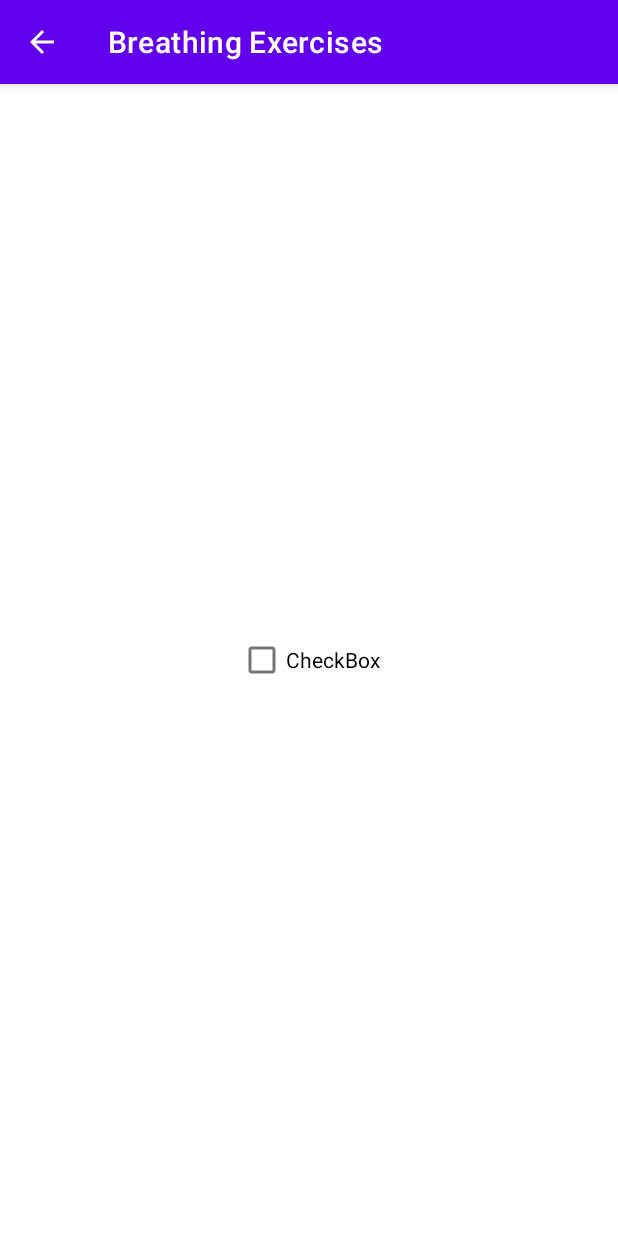
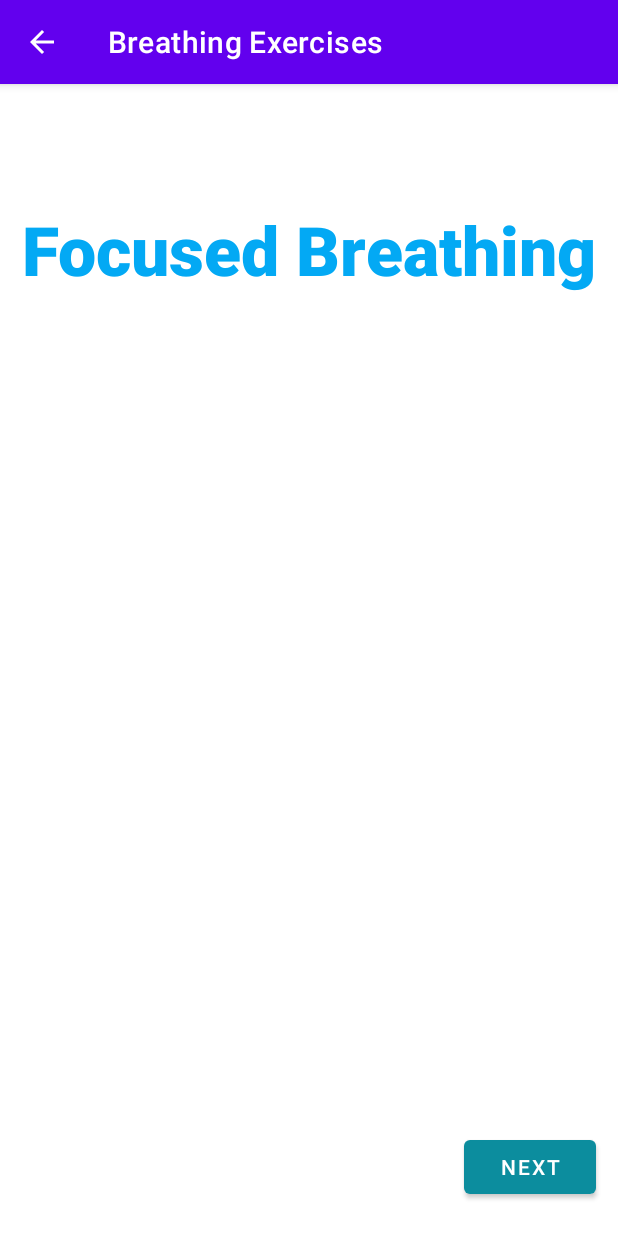
Before and after one commit to benagnes/MentalHealthTracker, an Android app: the screen it shows after launch (BreathingExercises), after a tap on "BREATHING EXERCISES", on a phone screen of 412 x 824 dp. Run offline under Robolectric (Android 15) with nearby library versions, the phone set to English and light mode, and no system bars.

Commit message:
Implemented breathing exercises and relased media player in exercises and yoga

```diff
--- a/app/src/main/AndroidManifest.xml
+++ b/app/src/main/AndroidManifest.xml
@@ -40,9 +40,6 @@
         <activity
             android:name=".ConnectCounsellors"
             android:parentActivityName=".MoreResources" />
-<!--        <activity-->
-<!--            android:name="com.example.mentalhealthtracker.favourites.EditFavourites"-->
-<!--            android:parentActivityName=".MainActivity" />-->
         <activity
             android:name="com.example.mentalhealthtracker.MainActivity"
             android:label="@string/app_name"
--- a/app/src/main/java/com/example/mentalhealthtracker/BreathingExercises.java
+++ b/app/src/main/java/com/example/mentalhealthtracker/BreathingExercises.java
@@ -1,6 +1,11 @@
+
 package com.example.mentalhealthtracker;
 
 import android.os.Bundle;
+import android.view.View;
+import android.widget.Button;
+import android.widget.ImageView;
+import android.widget.TextView;
 
 import androidx.appcompat.app.ActionBar;
 import androidx.appcompat.app.AppCompatActivity;
@@ -9,11 +14,50 @@ public class BreathingExercises extends AppCompatActivity {
     // attributes
     private static final String appBarTitle = "Breathing Exercises";
 
+    TextView breathingStateTextView;
+    ImageView breathingImages;
+    TextView breathingInfoTextView;
+    Button nextButton;
+
+    static int counter = 0;
+    int[] imageIds = {R.mipmap.breathingpose2, R.mipmap.sunset, R.mipmap.storm3, R.mipmap.sunset,
+            R.mipmap.storm3, R.mipmap.tensemuscle3, R.mipmap.musclerelax3, R.mipmap.sunset,
+            R.mipmap.storm3, R.mipmap.peace3};
+    int numSteps = imageIds.length;
+    String[] stepsIds = {"Breath Focus", "Breathe in...", "Breathe out...", "Breathe in...", "Breathe out...",
+            "Breathe in...", "Breathe out...", "Breathe in...", "Breathe out...", "Relaxed?"};
+    String[] instructionIds = {"Get into a comfortable position", "Imagine the air is filled with a sense of peace and calm",
+            "Imagine the air leaves with your stress and tension", "Notice your abdomen expanding with deep inhalations",
+            "Bring awareness to your breath", "Tense your muscles", "Relax your muscles, letting go of all tension",
+            "Imagine peace and tranquility", "Let go of stress and anxiety",
+            "Hope you feel relaxed and rejuvenated"};
+
+
     // methods
     @Override
     protected void onCreate(Bundle savedInstanceState) {
         super.onCreate(savedInstanceState);
         setContentView(R.layout.activity_breathing_exercises);
+
+        breathingStateTextView = findViewById(R.id.breatheStateTextView);
+        breathingImages = (ImageView) findViewById(R.id.breathingImageView);
+        breathingInfoTextView = findViewById(R.id.breathingInstructionTextView);
+        nextButton = findViewById(R.id.nextButton);
+
+
+        nextButton.setText(R.string.next);
+        nextButton.setOnClickListener(v -> {
+
+            breathingImages.setImageResource(imageIds[counter]);
+            breathingStateTextView.setText(stepsIds[counter]);
+            breathingInfoTextView.setText(instructionIds[counter]);
+            counter++;
+
+            if (counter == numSteps) {
+                nextButton.setVisibility(View.INVISIBLE);
+                counter = 0;
+            }
+        });
 
         ActionBar mainActionBar = getSupportActionBar();
 
@@ -22,4 +66,162 @@ public class BreathingExercises extends AppCompatActivity {
             mainActionBar.setDisplayHomeAsUpEnabled(true);
         }
     }
+
+    @Override
+    protected void onStop() {
+        // When we stop this activity, reset the counter
+        counter = 0;
+        super.onStop();
+    }
+
+
 }
+
+
+
+
+
+
+
+
+
+
+
+
+
+
+
+
+
+//______________________________________________________________________________________
+//package com.example.mentalhealthtracker;
+//
+//        import android.media.MediaPlayer;
+//        import android.os.Bundle;
+//        import android.os.CountDownTimer;
+//        import android.view.View;
+//        import android.widget.Button;
+//        import android.widget.ImageView;
+//        import android.widget.TextView;
+//
+//        import androidx.appcompat.app.ActionBar;
+//        import androidx.appcompat.app.AppCompatActivity;
+//
+//        import java.util.Locale;
+//
+//public class BreathingExercises extends AppCompatActivity {
+//    // attributes
+//    private static final String appBarTitle = "Breathing Exercises";
+//
+////    TextView breathingTextView;
+////    TextView breatheInOutTextView;
+////    TextView timerTextView;
+////    Boolean counterIsActive = false;
+////    Button goButton;
+////    CountDownTimer countDownTimer;
+////    ImageView image;
+////
+////    static int counter = 0;
+////    int[] imageIds = {R.mipmap.bigtoepose, R.mipmap.childpose1, R.mipmap.childpose1};
+////    int numPoses = imageIds.length;
+////    String[] poseNames = {"Big Toe Pose", "Child's Pose", "Child's Pose"};
+////
+////    // methods
+////    public void resetTimer() {
+////        timerTextView.setText(R.string.yogaInitialTimer);
+////        goButton.setText(R.string.yogaBeginText);
+////        counterIsActive = false;
+////
+////        counter++;
+////
+////        if (counter < numPoses) {
+////            countDownTimer.start();
+////        }
+////        else {
+////            countDownTimer.cancel();
+////            breatheInOutTextView.setText(R.string.yogaCompletionMessage);
+////            image.setVisibility(View.INVISIBLE);
+////            timerTextView.setVisibility(View.INVISIBLE);
+////
+////            // Reset the counter when we're at the end
+////            counter = 0;
+////        }
+////    }
+////
+////
+////    public void buttonClicked(View view) {
+////        counterIsActive = true;
+////        goButton.setVisibility(View.INVISIBLE);
+////
+////        image.setImageResource(imageIds[counter]);
+////        breatheInOutTextView.setText(poseNames[counter]);
+////
+////        counter = 1;
+////
+////        countDownTimer = new CountDownTimer(45000, 1000) {
+////
+////            @Override
+////            public void onTick(long l) {
+////                updateTimer((int) l / 1000);
+////            }
+////
+////            @Override
+////            public void onFinish() {
+////                MediaPlayer mediaPlayer = MediaPlayer.create(getApplicationContext(), R.raw.beep);
+////                mediaPlayer.start();
+////                image.setImageResource(imageIds[counter]);
+////                breatheInOutTextView.setText(poseNames[counter]);
+////                resetTimer();
+////            }
+////        }.start();
+////    }
+////
+////
+////    public void updateTimer(int secondsLeft) {
+////        int minutes = secondsLeft / 60;
+////        int seconds = secondsLeft - (minutes * 60);
+////
+////        String secondString = Integer.toString(seconds);
+////
+////        if (seconds <= 9) {
+////            secondString = "0" + secondString;
+////        }
+////
+////        timerTextView.setText(String.format(Locale.getDefault(), "%d:%s", minutes,
+////                secondString));
+////    }
+////
+//
+//    // methods
+//    @Override
+//    protected void onCreate(Bundle savedInstanceState) {
+//        super.onCreate(savedInstanceState);
+//        setContentView(R.layout.activity_breathing_exercises);
+//
+////        breathingTextView = findViewById(R.id.breathingTextView);
+////        breathingTextView.setText(R.string.yogaPageTitle);
+////        breatheInOutTextView = findViewById(R.id.breatheInOutTextView);
+////        timerTextView = findViewById(R.id.countdownTextView);
+////        goButton = findViewById(R.id.startButton);
+////        image = (ImageView) findViewById(R.id.yogaImageView);
+//
+//        ActionBar mainActionBar = getSupportActionBar();
+//
+//        if (mainActionBar != null) {
+//            mainActionBar.setTitle(appBarTitle);
+//            mainActionBar.setDisplayHomeAsUpEnabled(true);
+//        }
+//    }
+//
+//
+////    @Override
+////    protected void onStop() {
+////        // When we stop this activity, cancel the timer, and reset the counter
+////        if (countDownTimer != null)
+////            countDownTimer.cancel();
+////        counter = 0;
+////
+////        super.onStop();
+////    }
+//
+//}
--- a/app/src/main/java/com/example/mentalhealthtracker/Exercises.java
+++ b/app/src/main/java/com/example/mentalhealthtracker/Exercises.java
@@ -31,6 +31,7 @@ public class Exercises extends AppCompatActivity {
     CountDownTimer initialCountDownTimer;
     TextView getReadyTextView;
     FloatingActionButton mSkipNextButton;
+    MediaPlayer mediaPlayer1;
 
     static int initialCounter = 3;
 
@@ -68,6 +69,9 @@ public class Exercises extends AppCompatActivity {
 
             // Reset the counter when we're at the end
             exerciseCounter = 0;
+
+            mediaPlayer1.reset();
+            mediaPlayer1.release();
         }
     }
 
@@ -118,7 +122,7 @@ public class Exercises extends AppCompatActivity {
             @Override
             public void onFinish() {
                 //initialCountdownTimerTextView.setText("Finished");
-                MediaPlayer mediaPlayer1 = MediaPlayer.create(getApplicationContext(), R.raw.beep);
+                mediaPlayer1 = MediaPlayer.create(getApplicationContext(), R.raw.beep);
                 mediaPlayer1.start();
                 getReadyTextView.setVisibility(View.INVISIBLE);
                 initialCountdownTimerTextView.setVisibility(View.INVISIBLE);
@@ -187,6 +191,9 @@ public class Exercises extends AppCompatActivity {
             countDownExerciseTimer.cancel();
         exerciseCounter = 0;
 
+        mediaPlayer1.reset();
+        mediaPlayer1.release();
+
         super.onStop();
     }
 }
--- a/app/src/main/java/com/example/mentalhealthtracker/Yoga.java
+++ b/app/src/main/java/com/example/mentalhealthtracker/Yoga.java
@@ -29,6 +29,8 @@ public class Yoga extends AppCompatActivity {
     CountDownTimer initialCountDownTimer;
     TextView getReadyTextView;
     FloatingActionButton mSkipNextButton;
+    //Button restartButton;
+    MediaPlayer mediaPlayer1;
 
     static int initialCounter = 3;
 
@@ -62,6 +64,10 @@ public class Yoga extends AppCompatActivity {
 
             // Reset the counter when we're at the end
             counter = 0;
+
+            mediaPlayer1.release();
+
+            //restartButton.setVisibility(View.VISIBLE);
         }
     }
 
@@ -71,9 +77,12 @@ public class Yoga extends AppCompatActivity {
 
         counterIsActive = true;
         goButton.setVisibility(View.INVISIBLE);
+        //restartButton.setVisibility(View.INVISIBLE);
 
         image.setImageResource(imageIds[counter]);
         poseNameTextView.setText(poseNames[counter]);
+
+        //image.setVisibility(View.VISIBLE);
 
         counter = 1;
 
@@ -111,7 +120,8 @@ public class Yoga extends AppCompatActivity {
             @Override
             public void onFinish() {
                 //initialCountdownTimerTextView.setText("Finished");
-                MediaPlayer mediaPlayer1 = MediaPlayer.create(getApplicationContext(), R.raw.beep);
+                mediaPlayer1 = MediaPlayer.create(getApplicationContext(), R.raw.beep);
+                //MediaPlayer mediaPlayer1 = MediaPlayer.create(getApplicationContext(), R.raw.beep);
                 mediaPlayer1.start();
                 getReadyTextView.setVisibility(View.INVISIBLE);
                 initialCountdownTimerTextView.setVisibility(View.INVISIBLE);
@@ -120,6 +130,38 @@ public class Yoga extends AppCompatActivity {
             }
         }.start();
     }
+
+
+
+
+//    public void restartButtonClicked(View view) {
+//
+//        poseNameTextView.setText("");
+//
+//        mSkipNextButton.setVisibility(View.INVISIBLE);
+//        getReadyTextView.setText("Get Ready!");
+//
+//        initialCountDownTimer = new CountDownTimer(4000,1000) {
+//            @Override
+//            public void onTick(long millisUntilFinished) {
+//                initialCountdownTimerTextView.setText(String.valueOf(initialCounter));
+//                initialCounter--;
+//            }
+//            @Override
+//            public void onFinish() {
+//                //initialCountdownTimerTextView.setText("Finished");
+//                MediaPlayer mediaPlayer1 = MediaPlayer.create(getApplicationContext(), R.raw.beep);
+//                mediaPlayer1.start();
+//                getReadyTextView.setVisibility(View.INVISIBLE);
+//                initialCountdownTimerTextView.setVisibility(View.INVISIBLE);
+//                initialCounter = 3;
+//                startYoga(view);
+//            }
+//        }.start();
+//    }
+
+
+
 
 
     public void updateTimer(int secondsLeft) {
@@ -151,6 +193,9 @@ public class Yoga extends AppCompatActivity {
         initialCountdownTimerTextView = findViewById(R.id.initialCountdownTextView);
         getReadyTextView = findViewById(R.id.getReadyTextView);
 
+//        restartButton = findViewById(R.id.restrtButton);
+//        restartButton.setVisibility(View.INVISIBLE);
+
         mSkipNextButton = findViewById(R.id.mStepSkipButton);
 
         mSkipNextButton.setVisibility(View.INVISIBLE);
@@ -180,6 +225,8 @@ public class Yoga extends AppCompatActivity {
             countDownTimer.cancel();
         counter = 0;
 
+        mediaPlayer1.release();
+
         super.onStop();
     }
 
--- a/app/src/main/res/layout/activity_breathing_exercises.xml
+++ b/app/src/main/res/layout/activity_breathing_exercises.xml
@@ -1,16 +1,70 @@
 <?xml version="1.0" encoding="utf-8"?>
 <androidx.constraintlayout.widget.ConstraintLayout xmlns:android="http://schemas.android.com/apk/res/android"
     xmlns:app="http://schemas.android.com/apk/res-auto"
+    xmlns:tools="http://schemas.android.com/tools"
     android:layout_width="match_parent"
     android:layout_height="match_parent">
 
-    <CheckBox
-        android:id="@+id/checkBox"
+    <TextView
+        android:id="@+id/breatheStateTextView"
+        android:layout_width="384dp"
+        android:layout_height="99dp"
+        android:layout_marginTop="42dp"
+        android:layout_marginBottom="590dp"
+        android:fontFamily="sans-serif-black"
+        android:gravity="center"
+        android:text="@string/focusedBreathing"
+        android:textAppearance="@style/TextAppearance.AppCompat.Display2"
+        android:textColor="#03A9F4"
+        android:textStyle="bold"
+        app:layout_constraintBottom_toBottomOf="parent"
+        app:layout_constraintEnd_toEndOf="parent"
+        app:layout_constraintHorizontal_bias="0.481"
+        app:layout_constraintStart_toStartOf="parent"
+        app:layout_constraintTop_toTopOf="parent" />
+
+    <TextView
+        android:id="@+id/breathingInstructionTextView"
+        android:layout_width="389dp"
+        android:layout_height="171dp"
+        android:layout_marginTop="332dp"
+        android:layout_marginBottom="79dp"
+        android:fontFamily="sans-serif-black"
+        android:gravity="center"
+        android:textAppearance="@style/TextAppearance.AppCompat.Display1"
+        android:textColor="#040000"
+        app:layout_constraintBottom_toBottomOf="parent"
+        app:layout_constraintEnd_toEndOf="parent"
+        app:layout_constraintHorizontal_bias="0.5"
+        app:layout_constraintStart_toStartOf="parent"
+        app:layout_constraintTop_toBottomOf="@+id/breatheStateTextView" />
+
+    <ImageView
+        android:id="@+id/breathingImageView"
+        android:layout_width="412dp"
+        android:layout_height="299dp"
+        android:layout_marginTop="20dp"
+        android:layout_marginBottom="13dp"
+        app:layout_constraintBottom_toTopOf="@+id/breathingInstructionTextView"
+        app:layout_constraintEnd_toEndOf="parent"
+        app:layout_constraintHorizontal_bias="0.5"
+        app:layout_constraintStart_toStartOf="parent"
+        app:layout_constraintTop_toBottomOf="@+id/breatheStateTextView" />
+
+    <Button
+        android:id="@+id/nextButton"
         android:layout_width="wrap_content"
         android:layout_height="wrap_content"
-        android:text="@string/breathingExerciseCheckboxTitle"
+        android:layout_marginStart="306dp"
+        android:layout_marginLeft="306dp"
+        android:layout_marginTop="15dp"
+        android:layout_marginEnd="12dp"
+        android:layout_marginRight="12dp"
+        android:layout_marginBottom="16dp"
+        android:text="@string/next"
+        app:backgroundTint="#0C8D9E"
         app:layout_constraintBottom_toBottomOf="parent"
         app:layout_constraintEnd_toEndOf="parent"
         app:layout_constraintStart_toStartOf="parent"
-        app:layout_constraintTop_toTopOf="parent" />
+        app:layout_constraintTop_toBottomOf="@+id/breathingInstructionTextView" />
 </androidx.constraintlayout.widget.ConstraintLayout>
--- a/app/src/main/res/values/strings.xml
+++ b/app/src/main/res/values/strings.xml
@@ -59,6 +59,7 @@
     <string name="yogaHeaderText">YOGA</string>
     <string name="yogaGetReadyText">Get Ready!</string>
     <string name="yogaImageContentDescription">Yoga Image Content Description</string>
+    <string name="yogaRestartButtonText">Restart</string>
 
     <!-- Strings for Exercise Component -->
     <string name="exercisePageTitle">EXERCISE</string>
@@ -90,6 +91,8 @@
 
     <!-- Strings for Breathing Exercises component  -->
     <string name="breathingExerciseCheckboxTitle">CheckBox</string>
+    <string name="next">Next</string>
+    <string name="focusedBreathing">Focused Breathing</string>
 
     <!-- Strings for Mood Tracker Component  -->
     <string name="welcomeToMoodTracker">Welcome to Mood Tracker</string>
```
Also changed, not shown: app/src/main/res/layout/activity_do_yoga.xml (+19 -0 lines), app/src/main/res/mipmap-mdpi/breathingpose2.jpg (added), app/src/main/res/mipmap-mdpi/musclerelax3.png (added), app/src/main/res/mipmap-mdpi/peace3.jpg (added), app/src/main/res/mipmap-mdpi/storm3.jpg (added), app/src/main/res/mipmap-mdpi/sunset.jpg (added), app/src/main/res/mipmap-mdpi/tensemuscle3.jpg (added).
